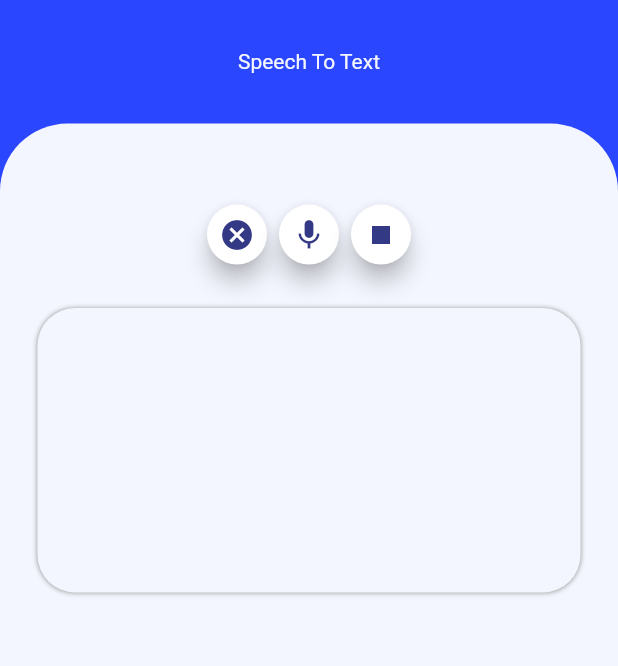
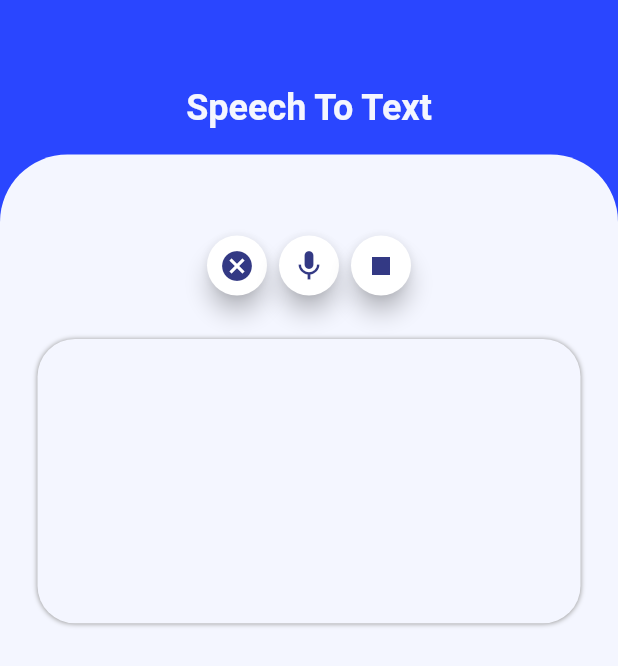
Before and after one commit to HaripriyaB/eme, a Flutter app: the SpeechToTextPage screen opened directly, on a phone screen of 412 x 824 dp. Shown: the top 666 px of the screen. Run offline on Flutter 3.47's test engine with Material 2 defaults, Android fonts, the phone set to English and light mode, and no system bars.

Commit message:
removed SafeArea

```diff
--- a/lib/screens/stt_page.dart
+++ b/lib/screens/stt_page.dart
@@ -14,17 +14,21 @@ class _SpeechToTextPageState extends State<SpeechToTextPage> {
   @override
   Widget build(BuildContext context) {
     SizeConfig().init(context);
-    return SafeArea(
-      child: Scaffold(
+    return Scaffold(
       backgroundColor: Theme.of(context).primaryColor,
       body: Column(
         children: <Widget>[
           Container(
-              height: SizeConfig.blockSizeHorizontal * 20,
+            height: SizeConfig.blockSizeHorizontal * 25,
             decoration: BoxDecoration(
               color: Theme.of(context).primaryColor,
             ),
-              child: Center(child: Text('Speech To Text',style: TextStyle(color: Theme.of(context).backgroundColor),)),
+            child: Column(
+              children: <Widget>[
+                SizedBox(height: SizeConfig.blockSizeHorizontal * 14,),
+                Text('Speech To Text',style: TextStyle(color: Theme.of(context).backgroundColor,fontWeight: FontWeight.bold,fontSize: 24),),
+              ],
+            ),
           ),
           Expanded(
             child: Container(
@@ -76,7 +80,6 @@ class _SpeechToTextPageState extends State<SpeechToTextPage> {
           ),
         ],
       ),
-      ),
     );
   }
 }
```
Lines whose indentation alone changed are shown as unchanged.
